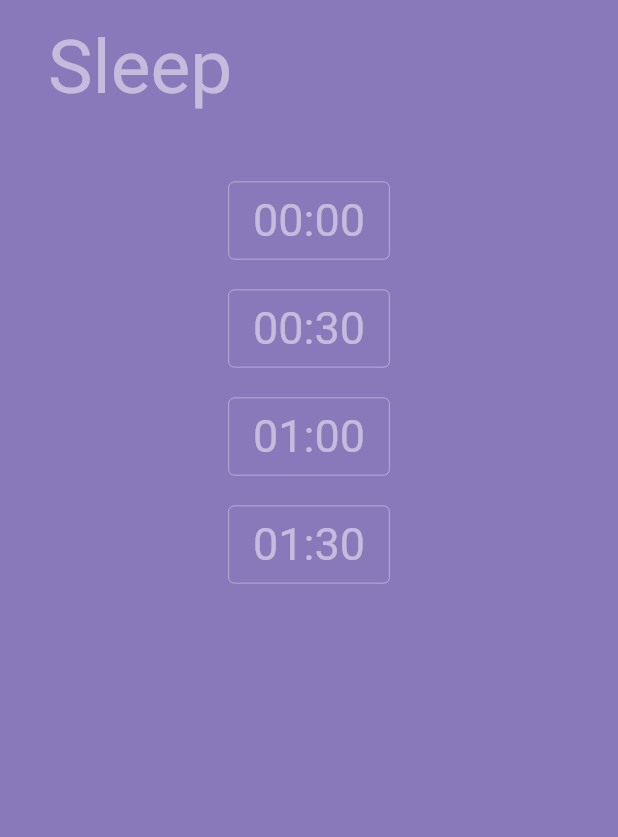
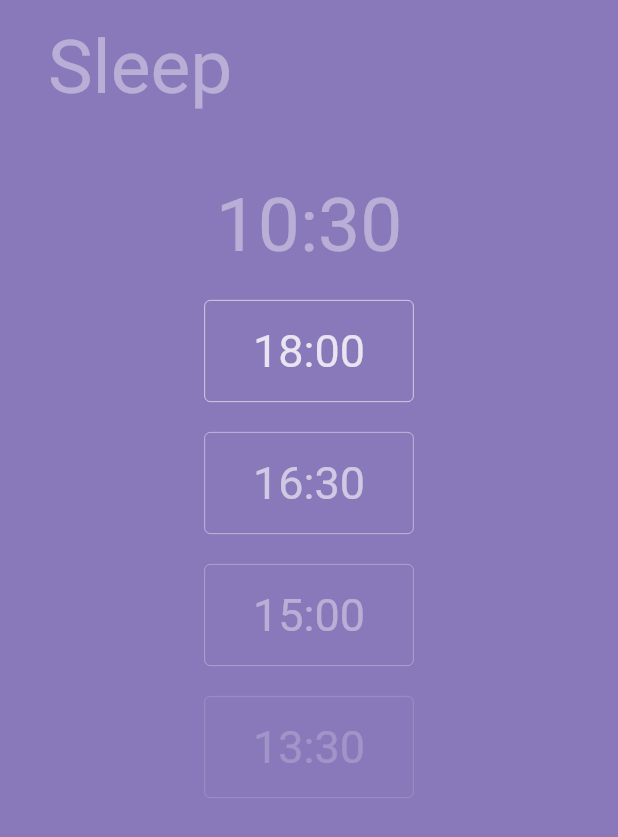
Before and after one commit to fifersheep/sleep, a Flutter app: the screen it shows after launch, on a phone screen of 412 x 824 dp. Shown: the top 837 px of the screen. Run offline on Flutter 3.47's test engine with Material 2 defaults, Android fonts, the phone set to English and light mode, and no system bars; generated files the repository leaves out were written again.

Commit message:
add sleep cycle calc table

```diff
--- a/lib/src/presentation/colors.dart
+++ b/lib/src/presentation/colors.dart
@@ -7,10 +7,11 @@ class ThemeColors {
 
   static const Color primary = Color(0xFF8A79BA);
 
-  static const Color white = Color(0xFFFFFFFF);
-  static const Color white75 = Color(0xC0FFFFFF);
-  static const Color white50 = Color(0x80FFFFFF);
-  static const Color white25 = Color(0x40FFFFFF);
+  static const Color white = Color.fromARGB(255, 255, 255, 255);
+  static const Color white80 = Color.fromARGB(204, 255, 255, 255);
+  static const Color white60 = Color.fromARGB(153, 255, 255, 255);
+  static const Color white40 = Color.fromARGB(102, 255, 255, 255);
+  static const Color white20 = Color.fromARGB(51, 255, 255, 255);
 
   static const Color black25 = Color(0x40000000);
 
--- a/lib/src/presentation/content.dart
+++ b/lib/src/presentation/content.dart
@@ -1,16 +1,46 @@
+import 'dart:async';
 import 'package:flutter/widgets.dart';
 import 'package:flutter_gen/gen_l10n/app_localizations.dart';
+import 'package:intl/intl.dart';
 import 'package:sleep/src/presentation/colors.dart';
 import 'package:sleep/src/presentation/time_block.dart';
 
 /// Displays a list of SampleItems.
-class Content extends StatelessWidget {
+class Content extends StatefulWidget {
   const Content({super.key});
+
+  @override
+  State<Content> createState() => _ContentState();
+}
+
+class _ContentState extends State<Content> {
+  late Timer _timer;
+  late DateTime _dateTime;
+
+  @override
+  void initState() {
+    _dateTime = DateTime.now();
+    _timer = Timer.periodic(const Duration(seconds: 5), (timer) {
+      setState(() {
+        _dateTime = DateTime.now();
+      });
+    });
+    super.initState();
+  }
+
+  String time(int hours, [int minutes = 0]) =>
+      DateFormat("HH:mm").format(_dateTime.add(Duration(hours: hours, minutes: minutes)));
+
+  @override
+  void dispose() {
+    _timer.cancel();
+    super.dispose();
+  }
 
   @override
   Widget build(BuildContext context) {
     const textStyle = TextStyle(
-      color: ThemeColors.white50,
+      color: ThemeColors.white40,
     );
     return SafeArea(
       child: Container(
@@ -28,14 +58,19 @@ class Content extends StatelessWidget {
             ),
             const SizedBox(height: 30),
             Column(
-              children: const [
-                TimeBlock("00:00"),
-                SizedBox(height: 20),
-                TimeBlock("00:30"),
-                SizedBox(height: 20),
-                TimeBlock("01:00"),
-                SizedBox(height: 20),
-                TimeBlock("01:30"),
+              children: [
+                Text(
+                  time(0),
+                  style: const TextStyle(color: ThemeColors.white40, fontSize: 50),
+                ),
+                const SizedBox(height: 20),
+                TimeBlock(time(7, 30), ThemeColors.white80),
+                const SizedBox(height: 20),
+                TimeBlock(time(6), ThemeColors.white60),
+                const SizedBox(height: 20),
+                TimeBlock(time(4, 30), ThemeColors.white40),
+                const SizedBox(height: 20),
+                TimeBlock(time(3), ThemeColors.white20),
               ],
             ),
           ],
--- a/lib/src/presentation/time_block.dart
+++ b/lib/src/presentation/time_block.dart
@@ -1,25 +1,25 @@
 import 'package:flutter/widgets.dart';
-import 'package:sleep/src/presentation/colors.dart';
 
 class TimeBlock extends StatelessWidget {
-  const TimeBlock(this.text, {super.key});
+  const TimeBlock(this.text, this.color, {super.key});
 
   final String text;
+  final Color color;
 
   @override
   Widget build(BuildContext context) => Container(
         decoration: BoxDecoration(
           border: Border.all(
-            color: ThemeColors.white50,
+            color: color,
             width: 0.5,
           ),
           borderRadius: const BorderRadius.all(Radius.circular(4)),
         ),
         child: Padding(
-          padding: const EdgeInsets.symmetric(vertical: 8, horizontal: 16),
+          padding: const EdgeInsets.symmetric(vertical: 16, horizontal: 32),
           child: Text(
             text,
-            style: const TextStyle(color: ThemeColors.white50, fontSize: 30),
+            style: TextStyle(color: color, fontSize: 30),
           ),
         ),
       );
```
